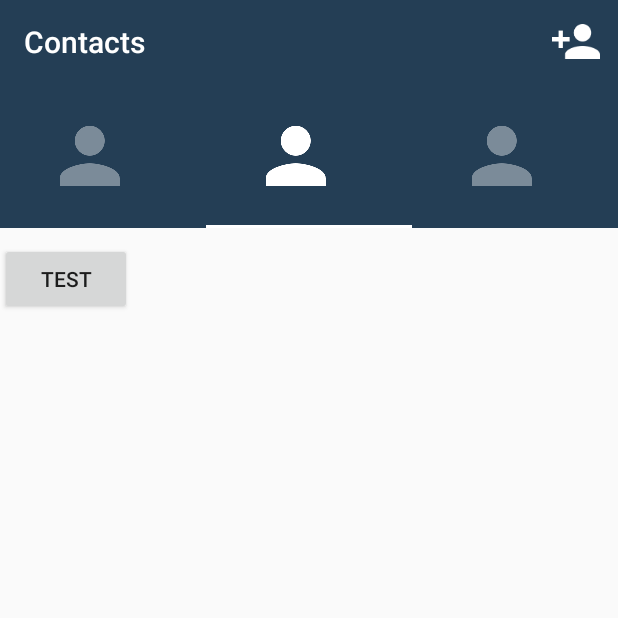
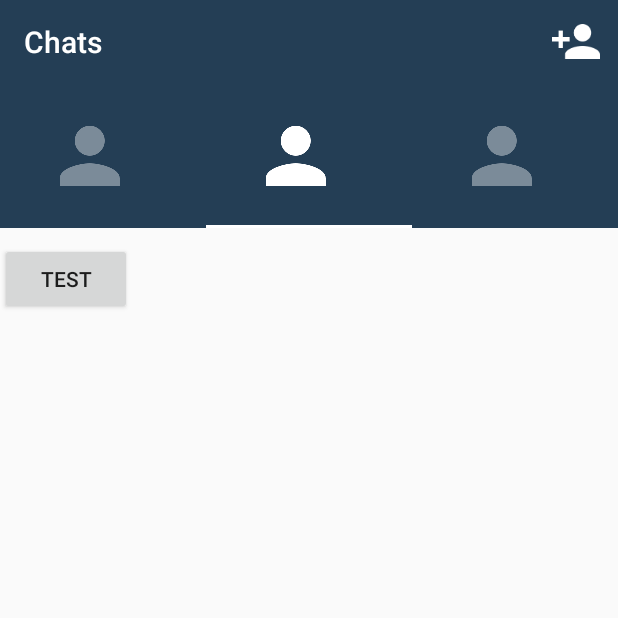
Before and after one commit to HyphenateInc/Hyphenate-Demo-Android, an Android app: the screen it shows after launch (MainActivity), tab 2 chosen, on a phone screen of 412 x 824 dp, the top half of it. Run offline under Robolectric (Android 15) with nearby library versions, the phone set to English and light mode, and no system bars; our stand-ins replace ButterKnife.

Commit message:
update mainactivity

```diff
--- a/app/src/main/java/com/hyphenate/chatuidemo/ui/MainActivity.java
+++ b/app/src/main/java/com/hyphenate/chatuidemo/ui/MainActivity.java
@@ -42,11 +42,21 @@ public class MainActivity extends BaseActivity {
     }
 
     private void setupViewPager(){
-        PagerAdapter adapter = new PagerAdapter(getSupportFragmentManager());
-        adapter.addFragment(new ConversationListFragment(), "Contacts");
-        adapter.addFragment(new ConversationListFragment(), "Chats");
-        adapter.addFragment(new ConversationListFragment(), "Settings");
+        final PagerAdapter adapter = new PagerAdapter(getSupportFragmentManager());
+        adapter.addFragment(ConversationListFragment.newInstance(), "Contacts");
+        adapter.addFragment(ConversationListFragment.newInstance(), "Chats");
+        adapter.addFragment(ConversationListFragment.newInstance(), "Settings");
         mViewPager.setAdapter(adapter);
+        mViewPager.addOnPageChangeListener(new ViewPager.OnPageChangeListener() {
+            @Override
+            public void onPageSelected(int position) {
+                getActionBarToolbar().setTitle(adapter.getPageTitle(position));
+            }
+            @Override
+            public void onPageScrolled(int position, float positionOffset, int positionOffsetPixels) {}
+            @Override
+            public void onPageScrollStateChanged(int state) {}
+        });
     }
 
     private void setupTabLayout(){
```
